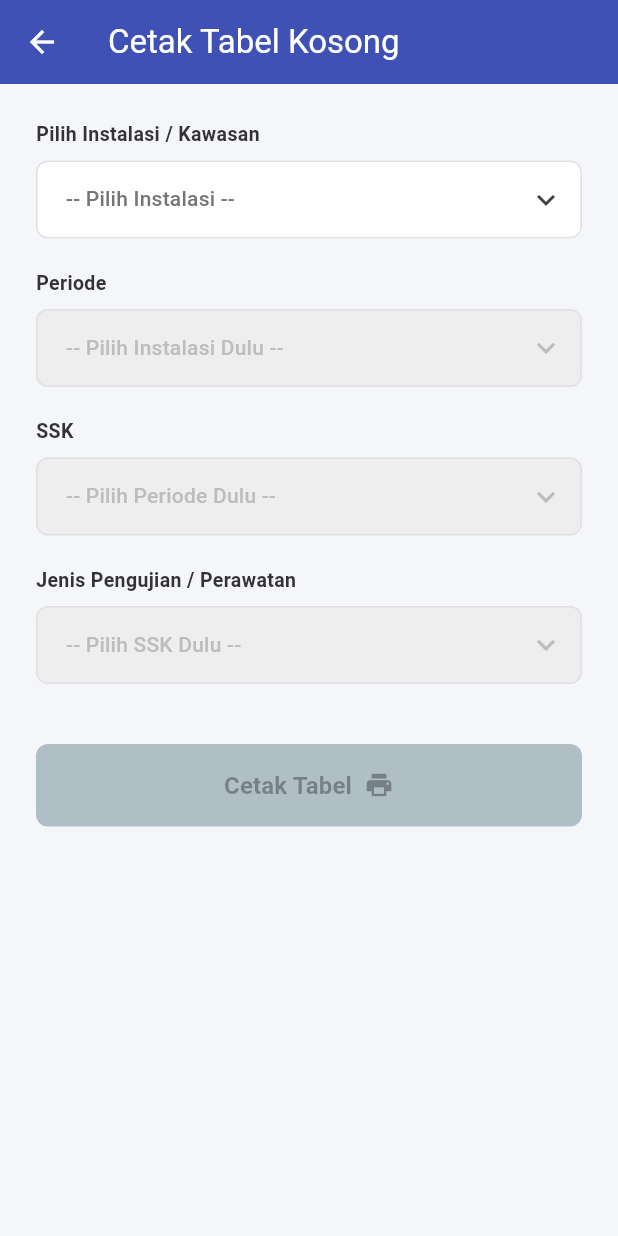
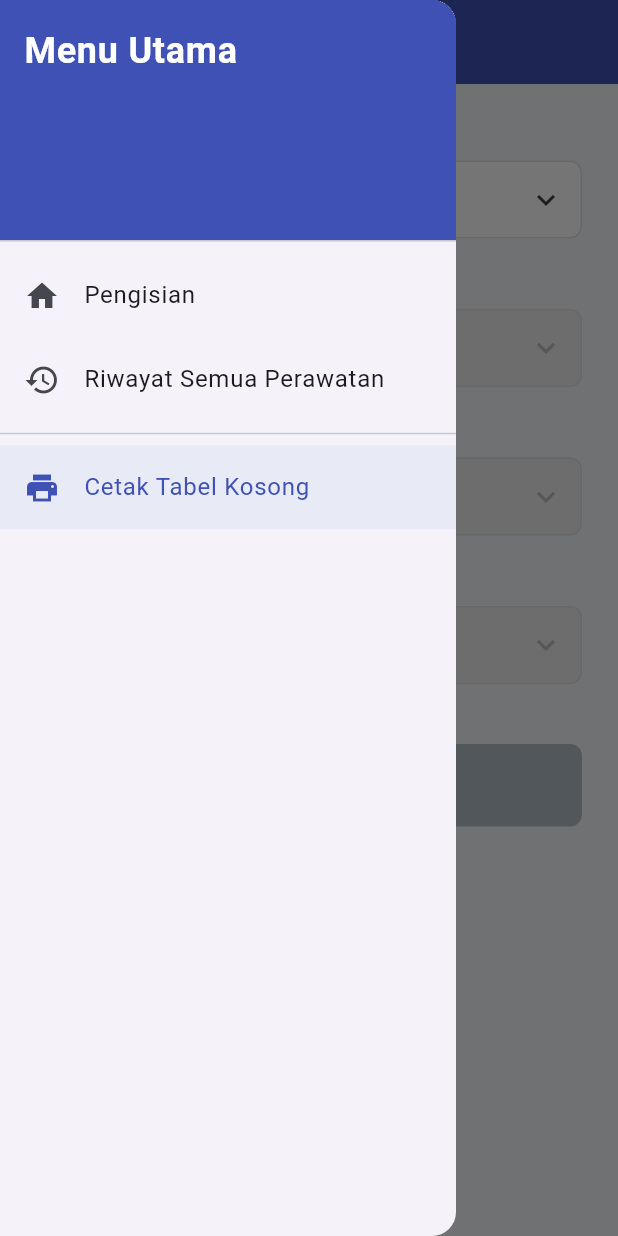
Before and after one commit to BagusAhmadi/aplikasi_perawatan_itrr, a Flutter app: the CetakBlankoScreen screen opened directly, with the side drawer open (before the commit the screen has no drawer), on a phone screen of 412 x 824 dp. Run offline on Flutter 3.47's test engine with Material 3 defaults, Android fonts, the phone set to English and light mode, and no system bars; our stand-ins replace file_picker, pdf, printing, share_plus, sqflite; accounts and stored records are empty.

Commit message:
v25.9375 tabel kosong

```diff
--- a/lib/screens/cetak_blanko_screen.dart
+++ b/lib/screens/cetak_blanko_screen.dart
@@ -1,6 +1,7 @@
 import 'package:flutter/material.dart';
 import 'genset/pdf_blanko_generator.dart';
 import 'genset/pdf_preview_screen.dart';
+import 'global_riwayat_screen.dart'; // Pastikan ini diimport untuk sidebar
 
 class CetakBlankoScreen extends StatefulWidget {
   const CetakBlankoScreen({super.key});
@@ -27,7 +28,62 @@ class _CetakBlankoScreenState extends State<CetakBlankoScreen> {
 
     return Scaffold(
       backgroundColor: const Color(0xFFF5F6FA),
+      // ==========================================
+      // TAMBAHKAN DRAWER DI SINI
+      // ==========================================
+      drawer: Drawer(
+        child: ListView(
+          padding: EdgeInsets.zero,
+          children: [
+            const DrawerHeader(
+              decoration: BoxDecoration(color: Color(0xFF3F51B5)),
+              child: Text(
+                'Menu Utama',
+                style: TextStyle(color: Colors.white, fontSize: 24, fontWeight: FontWeight.bold),
+              ),
+            ),
+            ListTile(
+              leading: const Icon(Icons.home),
+              title: const Text('Pengisian'),
+              onTap: () {
+                // Kembali ke halaman utama (pengisian)
+                Navigator.popUntil(context, (route) => route.isFirst);
+              },
+            ),
+            ListTile(
+              leading: const Icon(Icons.history),
+              title: const Text('Riwayat Semua Perawatan'),
+              onTap: () {
+                Navigator.pushReplacement(
+                  context,
+                  MaterialPageRoute(builder: (context) => const GlobalRiwayatScreen()),
+                );
+              },
+            ),
+            const Divider(),
+            ListTile(
+              leading: const Icon(Icons.print),
+              title: const Text('Cetak Tabel Kosong'),
+              selected: true, // Menandakan sedang di halaman ini
+              selectedTileColor: const Color(0xFFE8EAF6),
+              selectedColor: const Color(0xFF3F51B5),
+              onTap: () {
+                Navigator.pop(context); // Tutup drawer saja karena sudah di halaman ini
+              },
+            ),
+          ],
+        ),
+      ),
+      // ==========================================
+      // APPBAR: GANTI IKON PANAH JADI GARIS TIGA
+      // ==========================================
       appBar: AppBar(
+        leading: Builder(
+          builder: (context) => IconButton(
+            icon: const Icon(Icons.menu), // Ikon Garis Tiga
+            onPressed: () => Scaffold.of(context).openDrawer(), // Membuka sidebar
+          ),
+        ),
         title: const Text('Cetak Tabel Kosong'),
         backgroundColor: const Color(0xFF3F51B5),
         foregroundColor: Colors.white,
```
